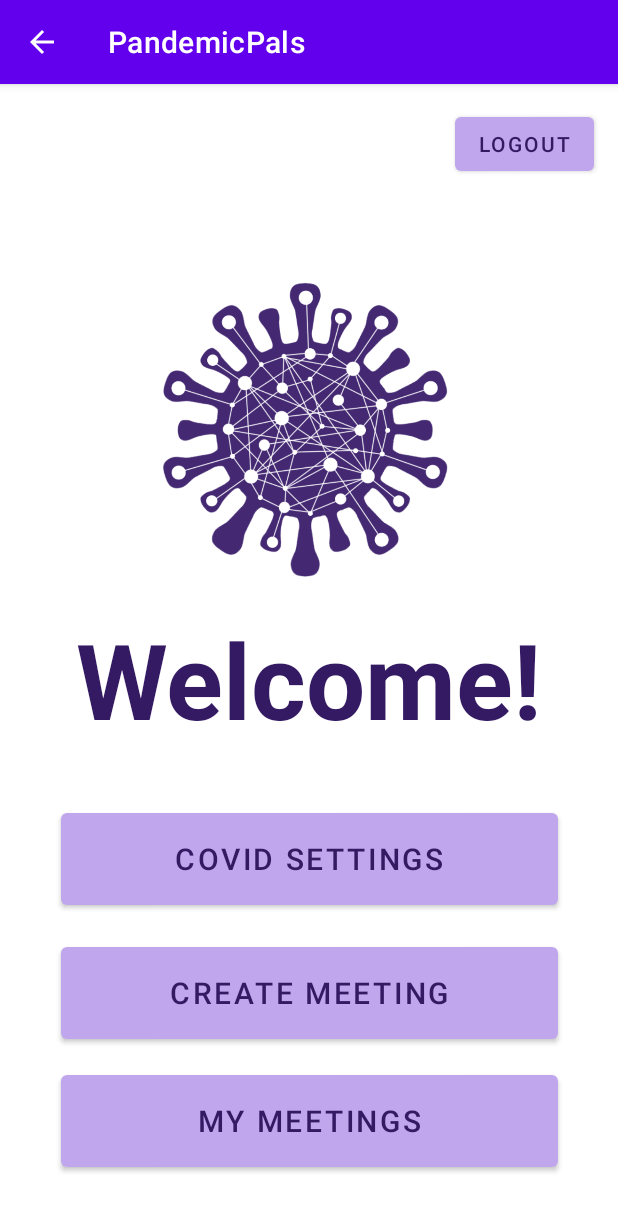
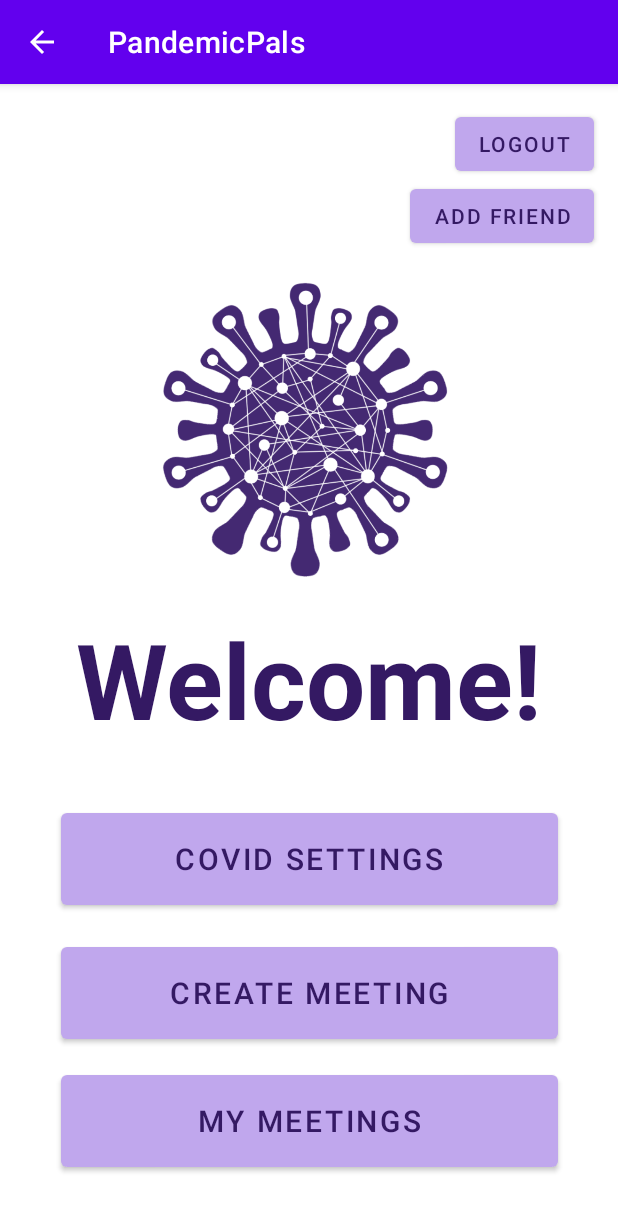
Before and after one commit to dChakr/ICHelloWorld, an Android app: the MainActivity screen opened directly, with no data from a screen before it, on a phone screen of 412 x 824 dp. Shown: the top 1211 px of the screen. Run offline under Robolectric (Android 15) with nearby library versions, the light colour scheme and no system bars; our stand-ins replace Firebase (no records; nobody signed in at launch, a user with empty details on screens opened directly).

Commit message:
AddFriend page

```diff
--- a/app/src/main/java/com/example/covidfriendsappthing/MainActivity.java
+++ b/app/src/main/java/com/example/covidfriendsappthing/MainActivity.java
@@ -18,12 +18,19 @@ public class MainActivity extends AppCompatActivity {
         setContentView(R.layout.activity_main);
 
         Button settings = (Button) findViewById(R.id.settings_button);
+        Button gotoAddFriend = findViewById(R.id.gotoAddFriendButton);
 
         //add the onClick listener
         settings.setOnClickListener(view -> {
             Intent settingsIntent = new Intent(MainActivity.this, CovidSettingsActivity.class);
 
             startActivity(settingsIntent);
+        });
+
+        gotoAddFriend.setOnClickListener(view -> {
+            Intent addFriendIntent = new Intent(MainActivity.this, AddFriend.class);
+
+            startActivity(addFriendIntent);
         });
 
         Button newGroup = (Button) findViewById(R.id.group_button);
--- a/app/src/main/java/com/example/covidfriendsappthing/MyGroupsClass.java
+++ b/app/src/main/java/com/example/covidfriendsappthing/MyGroupsClass.java
@@ -9,5 +9,7 @@ public class MyGroupsClass extends AppCompatActivity {
     protected void onCreate(Bundle savedInstanceState) {
         super.onCreate(savedInstanceState);
         setContentView(R.layout.my_groups);
+
+
     }
 }
--- a/app/src/main/res/layout/activity_main.xml
+++ b/app/src/main/res/layout/activity_main.xml
@@ -90,4 +90,21 @@
         app:layout_constraintStart_toStartOf="parent"
         app:layout_constraintTop_toTopOf="parent" />
 
+    <Button
+        android:id="@+id/gotoAddFriendButton"
+        android:layout_width="wrap_content"
+        android:layout_height="wrap_content"
+        android:layout_marginStart="284dp"
+        android:layout_marginLeft="284dp"
+        android:layout_marginTop="64dp"
+        android:layout_marginEnd="16dp"
+        android:layout_marginRight="16dp"
+        android:text="Add friend"
+        android:textColor="#341963"
+        app:backgroundTint="#C0A7ED"
+        app:layout_constraintEnd_toEndOf="parent"
+        app:layout_constraintHorizontal_bias="1.0"
+        app:layout_constraintStart_toStartOf="parent"
+        app:layout_constraintTop_toTopOf="parent" />
+
 </androidx.constraintlayout.widget.ConstraintLayout>
```
Also changed, not shown: app/src/main/AndroidManifest.xml (+8 -0 lines), app/src/main/java/com/example/covidfriendsappthing/AddFriend.java (added, +28 -0 lines), app/src/main/java/com/example/covidfriendsappthing/FriendsClass.java (+15 -8 lines), app/src/main/res/layout/add_friend.xml (added, +40 -0 lines), app/src/main/res/layout/create_group.xml (+5 -3 lines).
